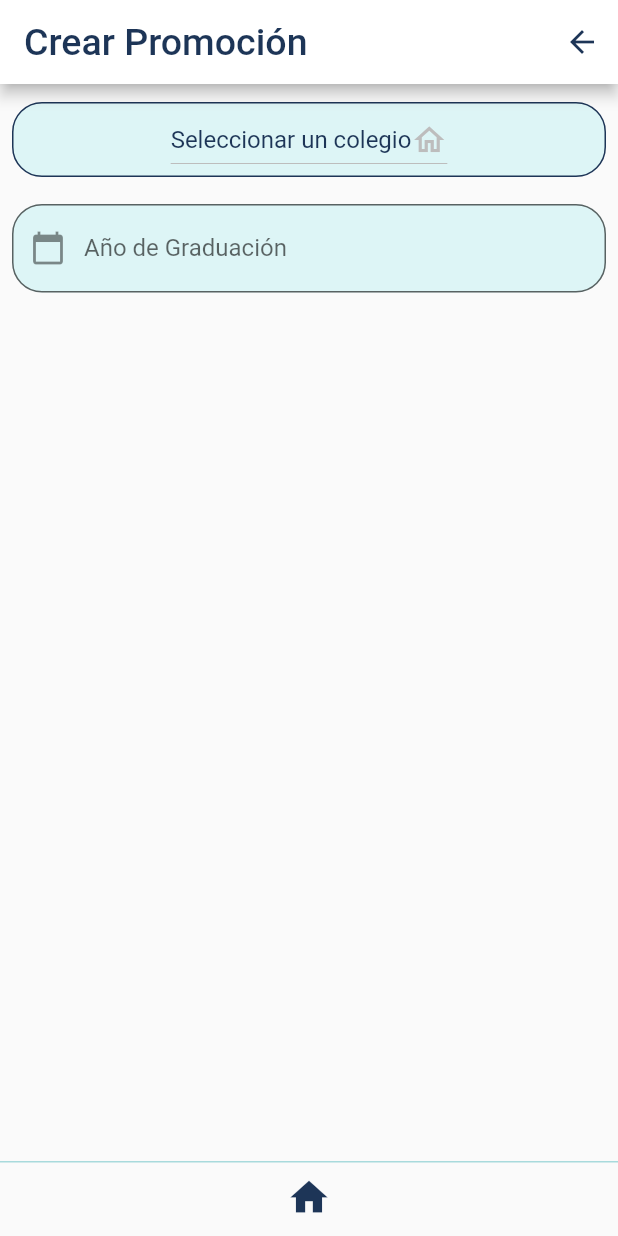
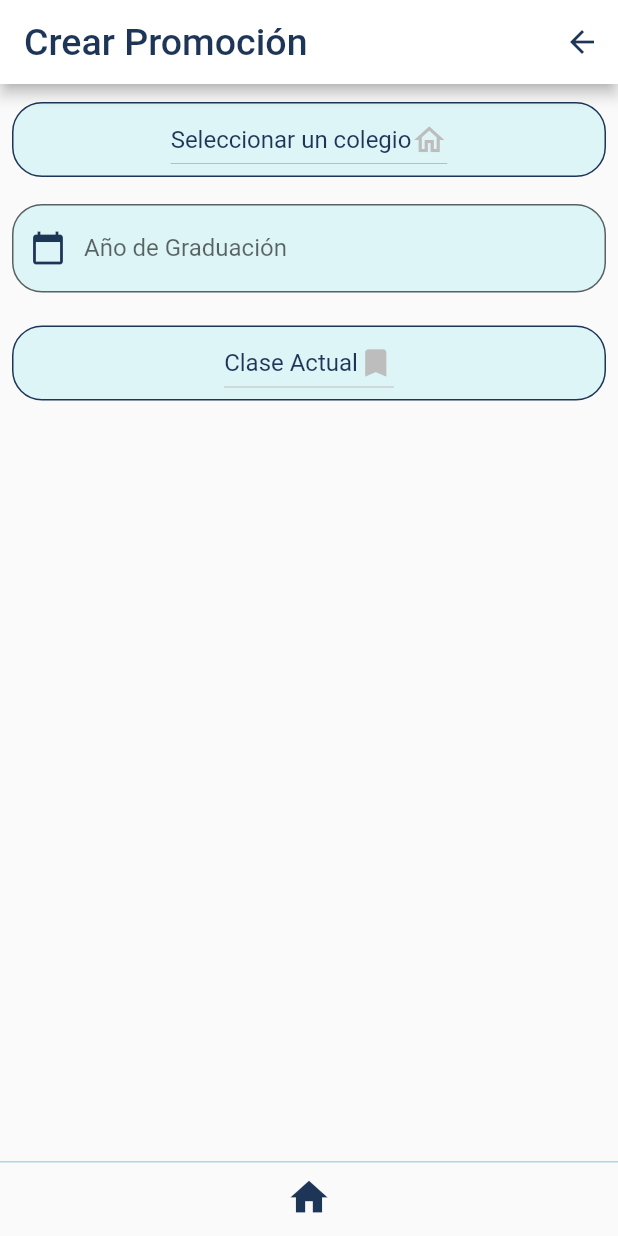
Before and after one commit to SPablo2191/smart-band-app, a Flutter app: the PromotionAddPage screen opened by its route, on a phone screen of 412 x 824 dp. Run offline on Flutter 3.47's test engine with Material 2 defaults, Android fonts, the phone set to English and light mode, and no system bars; our stand-ins replace flutter_dotenv, fluttertoast, multi_select_flutter, shared_preferences; accounts and stored records are empty; network calls fail.

Commit message:
feat: class dropdown working

```diff
--- a/lib/src/core/consts/api_route_map.dart
+++ b/lib/src/core/consts/api_route_map.dart
@@ -3,7 +3,8 @@ Map<String, String> getApiRoutes() {
     'schools': '/api/schools',
     'login': '/api/auth/login',
     'register': '/api/auth/register',
-    'teachers':'/api/teachers',
+    'teachers': '/api/teachers',
     'students': '/api/students',
+    'classes': '/api/classes',
   };
 }
--- /dev/null
+++ b/lib/src/models/class_model.dart
@@ -0,0 +1,49 @@
+// ignore_for_file: non_constant_identifier_names
+
+class Class {
+  int? id;
+  int? school_id;
+  String? name;
+  bool? status;
+  DateTime? registerDate;
+
+  Class({
+    this.id,
+    this.name,
+    this.status,
+    this.school_id,
+    this.registerDate,
+  });
+  @override
+  String toString() {
+    return name ??
+        ''; // Mostrar el nombre de la escuela como representación en forma de texto
+  }
+
+  Class.fromJsonMap(Map<String, dynamic> json) {
+    id = json['id'];
+    school_id = json['school_id'];
+    name = json['name'];
+    status = json['status'];
+    registerDate = json['registerDate'];
+  }
+  Map<String, dynamic> getMap() {
+    return {
+      'name': name,
+      'id': id,
+      'school_id': school_id,
+    };
+  }
+}
+
+class Classes {
+  List<Class> items = [];
+  Classes();
+  Classes.fromJsonList(List<dynamic> jsonList) {
+    // if (jsonList == null) return;
+    for (var element in jsonList) {
+      final school = Class.fromJsonMap(element);
+      items.add(school);
+    }
+  }
+}
--- a/lib/src/pages/promotion/add_promotion_page.dart
+++ b/lib/src/pages/promotion/add_promotion_page.dart
@@ -1,8 +1,10 @@
 import 'package:flutter/material.dart';
 import 'package:smartband/src/widgets/appbar_widget.dart';
 import 'package:smartband/src/widgets/bottom_navigation_bar_widget.dart';
+import 'package:smartband/src/widgets/class_dropdown_widget.dart';
 
 import '../../core/consts/colors.dart';
+import '../../models/class_model.dart';
 import '../../models/promotion_model.dart';
 import '../../models/school_model.dart';
 import '../../widgets/school_dropdown_widget.dart';
@@ -16,6 +18,7 @@ class PromotionAddPage extends StatefulWidget {
 
 class _PromotionAddPageState extends State<PromotionAddPage> {
   School? selectedSchool;
+  Class? selectedClass;
   Promotion? _newPromotion;
   final _graduationYearController = TextEditingController();
   void onSchoolSelected(School? school) {
@@ -24,10 +27,16 @@ class _PromotionAddPageState extends State<PromotionAddPage> {
     });
   }
 
+  void onClassSelected(Class? classroom) {
+    setState(() {
+      selectedClass = classroom;
+    });
+  }
+
   @override
   Widget build(BuildContext context) {
     return Scaffold(
-      appBar: CustomAppBar(
+      appBar: const CustomAppBar(
         title: 'Crear Promoción',
         centerTitle: false,
         showBackButton: true,
@@ -39,10 +48,12 @@ class _PromotionAddPageState extends State<PromotionAddPage> {
             SchoolDropdown(onSchoolSelected: onSchoolSelected),
             const SizedBox(height: 10.0),
             _getGraduationYear(),
+            const SizedBox(height: 10.0),
+            _getClassroom(),
           ],
         ),
       ),
-      bottomNavigationBar: CustomBottomNavigationBar(),
+      bottomNavigationBar: const CustomBottomNavigationBar(),
     );
   }
 
@@ -60,7 +71,10 @@ class _PromotionAddPageState extends State<PromotionAddPage> {
           borderRadius: BorderRadius.circular(20.0),
         ),
         labelText: 'Año de Graduación',
-        prefixIcon: Icon(Icons.calendar_today),
+        prefixIcon: const Icon(
+          Icons.calendar_today,
+          color: colorPrimary,
+        ),
       ),
     );
   }
@@ -70,8 +84,8 @@ class _PromotionAddPageState extends State<PromotionAddPage> {
       context: context,
       builder: (BuildContext context) {
         return AlertDialog(
-          title: Text("Seleccionar Año"),
-          content: Container(
+          title: const Text("Seleccionar Año"),
+          content: SizedBox(
             width: 300,
             height: 300,
             child: YearPicker(
@@ -93,4 +107,8 @@ class _PromotionAddPageState extends State<PromotionAddPage> {
       },
     );
   }
+
+  _getClassroom() {
+    return ClassDropdown(onClassSelected: onClassSelected);
+  }
 }
--- /dev/null
+++ b/lib/src/providers/class_provider.dart
@@ -0,0 +1,21 @@
+import 'dart:convert';
+import 'package:flutter_dotenv/flutter_dotenv.dart';
+import 'package:http/http.dart' as http;
+import 'package:smartband/src/core/consts/api_route_map.dart';
+import 'package:smartband/src/models/class_model.dart';
+
+class ClassProvider {
+  final String _url = dotenv.env['API_URL'] ?? 'API_URL not found';
+  final String route = getApiRoutes()['classes'] ?? '';
+
+  getClasses(String? accessToken) async {
+    final url = Uri.parse('$_url$route');
+    final resp = await http.get(url, headers: {
+          'Content-Type': 'application/json',
+          'Authorization': 'Bearer $accessToken',
+        },);
+    final decodedData = json.decode(resp.body);
+    final classes = Classes.fromJsonList(decodedData);
+    return classes.items;
+  }
+}
--- /dev/null
+++ b/lib/src/widgets/class_dropdown_widget.dart
@@ -0,0 +1,85 @@
+// ignore_for_file: use_key_in_widget_constructors, library_private_types_in_public_api
+
+import 'package:flutter/material.dart';
+import 'package:shared_preferences/shared_preferences.dart';
+import 'package:smartband/src/core/consts/colors.dart';
+import 'package:smartband/src/models/class_model.dart';
+
+import '../models/school_model.dart';
+import '../providers/class_provider.dart';
+
+class ClassDropdown extends StatefulWidget {
+  final Function(Class?)
+      onClassSelected; // Callback para notificar la selección
+
+  const ClassDropdown({required this.onClassSelected});
+
+  @override
+  _ClassDropdownState createState() => _ClassDropdownState();
+}
+
+class _ClassDropdownState extends State<ClassDropdown> {
+  final ClassProvider classProvider = ClassProvider();
+  List<Class> classes = []; // Lista de objetos School
+  Class? selectedClass; // Colegio seleccionado
+
+  @override
+  void initState() {
+    super.initState();
+    loadClasses();
+  }
+
+  void loadClasses() async {
+    SharedPreferences prefs = await SharedPreferences.getInstance();
+    var accessToken = prefs.getString('accessToken');
+    List<Class> fetchedClasses = await classProvider.getClasses(accessToken);
+
+    setState(() {
+      classes = fetchedClasses;
+    });
+  }
+
+  @override
+  Widget build(BuildContext context) {
+    return Padding(
+      padding: const EdgeInsets.only(top: 12.0, bottom: 8.0),
+      child: Container(
+        alignment: Alignment.center,
+        decoration: BoxDecoration(
+          color: colorLight,
+          border: Border.all(
+            color: colorPrimary,
+            width: 1,
+          ),
+          borderRadius: BorderRadius.circular(20.0),
+        ),
+        child: DropdownButton<Class>(
+          value: selectedClass,
+          onChanged: (Class? newValue) {
+            setState(() {
+              selectedClass = newValue;
+            });
+
+            // Llamar a la función de callback con el valor seleccionado
+            widget.onClassSelected(newValue);
+          },
+          hint: const Text(
+            'Clase Actual',
+            style: TextStyle(color: colorPrimary),
+          ),
+          dropdownColor: colorSecondary,
+          icon: const Icon(Icons.bookmark),
+          items: classes.map<DropdownMenuItem<Class>>((Class value) {
+            return DropdownMenuItem<Class>(
+              value: value,
+              child: Text(
+                value.name ?? '',
+                style: const TextStyle(color: colorPrimary),
+              ),
+            );
+          }).toList(),
+        ),
+      ),
+    );
+  }
+}
```
Also changed, not shown: lib/src/widgets/school_dropdown_widget.dart (+0 -37 lines).
